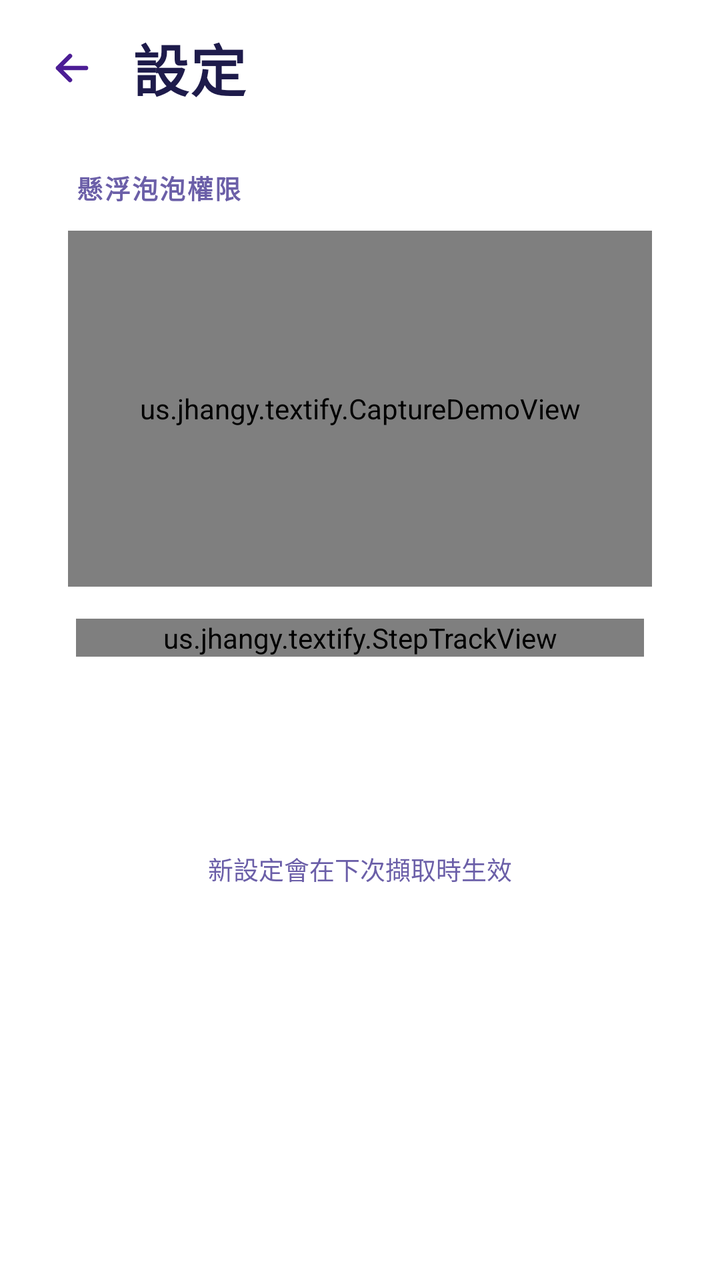
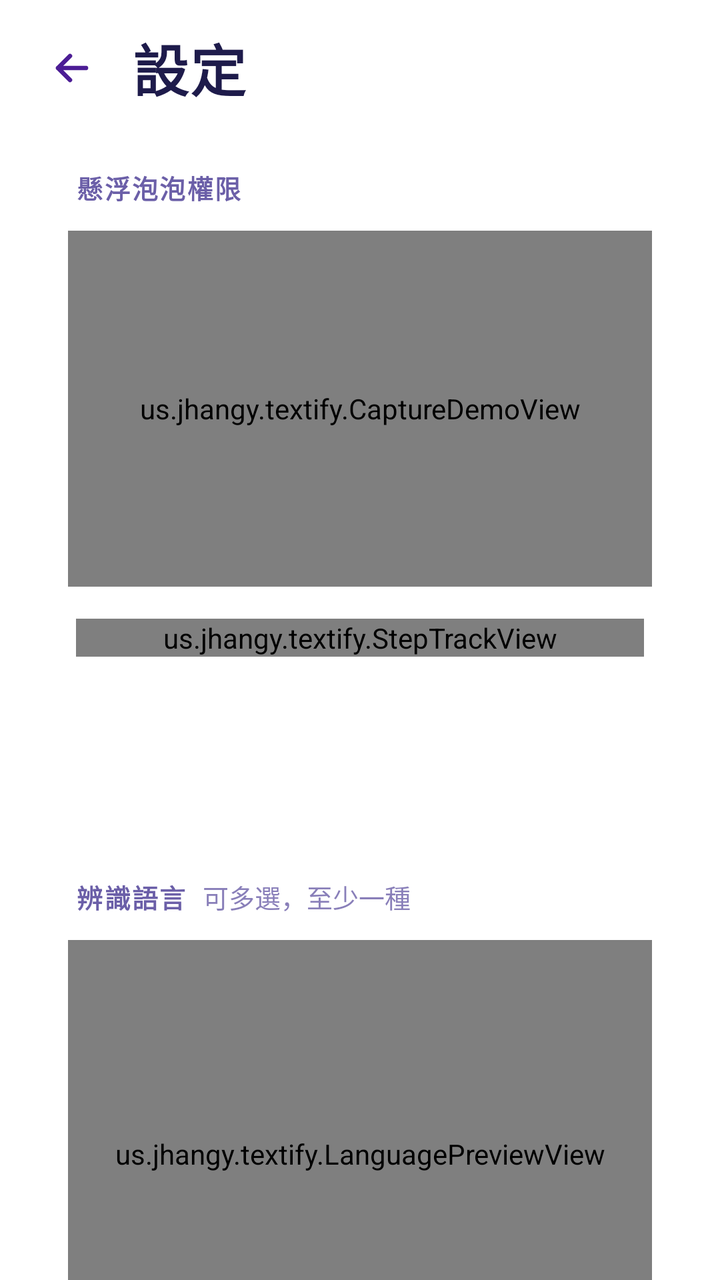

Two renders of the same Android screen: before a commit and after it. Below are the layout's source before the change and the commit's diff.
<!-- AndroidManifest.xml: activity theme Theme.Textify.Translucent -->
<!-- res/layout/activity_settings.xml -->
<?xml version="1.0" encoding="utf-8"?>
<FrameLayout xmlns:android="http://schemas.android.com/apk/res/android"
    xmlns:app="http://schemas.android.com/apk/res-auto"
    android:id="@+id/root"
    android:layout_width="match_parent"
    android:layout_height="match_parent">

    <LinearLayout
        android:id="@+id/content"
        android:layout_width="match_parent"
        android:layout_height="match_parent"
        android:orientation="vertical">

        
        <LinearLayout
            android:layout_width="match_parent" android:layout_height="wrap_content"
            android:gravity="center_vertical" android:orientation="horizontal"
            android:paddingStart="12dp" android:paddingTop="10dp" android:paddingEnd="12dp" android:paddingBottom="4dp">
            <FrameLayout
                android:id="@+id/back"
                android:layout_width="48dp" android:layout_height="48dp"
                android:clickable="true" android:focusable="true"
                android:contentDescription="@string/settings_back">
                <ImageView android:layout_width="24dp" android:layout_height="24dp" android:layout_gravity="center"
                    android:importantForAccessibility="no" android:src="@drawable/ic_back" />
            </FrameLayout>
            <TextView
                android:layout_width="wrap_content" android:layout_height="wrap_content"
                android:layout_marginStart="6dp"
                android:letterSpacing="0.02" android:text="@string/settings_title"
                android:textColor="#1E1B4B" android:textSize="28sp" android:textStyle="bold" />
        </LinearLayout>

        <ScrollView
            android:id="@+id/scroll"
            android:layout_width="match_parent" android:layout_height="0dp" android:layout_weight="1"
            android:clipChildren="false" android:clipToPadding="false"
            android:scrollbars="none">
            
            <LinearLayout
                android:id="@+id/body"
                android:layout_width="match_parent" android:layout_height="wrap_content"
                android:clipChildren="false" android:clipToPadding="false"
                android:orientation="vertical"
                android:paddingStart="18dp" android:paddingTop="6dp" android:paddingEnd="18dp" android:paddingBottom="28dp">

                
                <LinearLayout
                    android:id="@+id/permCard"
                    android:layout_width="match_parent" android:layout_height="wrap_content"
                    android:clipChildren="false" android:clipToPadding="false"
                    android:orientation="vertical"
                    android:paddingStart="16dp" android:paddingTop="16dp" android:paddingEnd="16dp" android:paddingBottom="18dp">

                    <TextView
                        android:layout_width="wrap_content" android:layout_height="wrap_content"
                        android:layout_marginStart="4dp" android:layout_marginEnd="4dp" android:layout_marginBottom="12dp"
                        android:letterSpacing="0.06" android:text="@string/perm_section"
                        android:textColor="#6B5FA8" android:textSize="13sp" android:textStyle="bold" />

                    <us.jhangy.textify.CaptureDemoView
                        android:id="@+id/demo"
                        android:layout_width="match_parent" android:layout_height="178dp"
                        android:importantForAccessibility="noHideDescendants">
                        <LinearLayout
                            android:tag="demoScreen"
                            android:layout_width="176dp" android:layout_height="200dp"
                            android:layout_gravity="top|center_horizontal" android:layout_marginTop="18dp"
                            android:orientation="vertical">
                            <LinearLayout
                                android:layout_width="match_parent" android:layout_height="30dp"
                                android:background="#FFFFFF" android:gravity="center_vertical" android:orientation="horizontal"
                                android:paddingStart="8dp" android:paddingEnd="8dp">
                                <View android:tag="avatar" android:layout_width="16dp" android:layout_height="16dp" />
                                <TextView android:layout_width="wrap_content" android:layout_height="wrap_content"
                                    android:layout_marginStart="6dp" android:text="@string/demo_header"
                                    android:textColor="#1D2330" android:textSize="10sp" android:textStyle="bold" />
                            </LinearLayout>
                            
                            <LinearLayout
                                android:layout_width="match_parent" android:layout_height="wrap_content"
                                android:orientation="vertical" android:padding="8dp">
                                <TextView android:tag="line"
                                    android:layout_width="wrap_content" android:layout_height="wrap_content"
                                    android:maxWidth="138dp" android:paddingStart="7dp" android:paddingTop="4dp" android:paddingEnd="7dp" android:paddingBottom="4dp"
                                    android:text="@string/demo_line_1" android:textSize="9.5sp" app:lineHeight="13.8sp" />
                                <TextView android:tag="line"
                                    android:layout_width="wrap_content" android:layout_height="wrap_content" android:layout_marginTop="6dp"
                                    android:maxWidth="138dp" android:paddingStart="7dp" android:paddingTop="4dp" android:paddingEnd="7dp" android:paddingBottom="4dp"
                                    android:text="@string/demo_line_2" android:textSize="9.5sp" app:lineHeight="13.8sp" />
                                <TextView android:tag="line_me"
                                    android:layout_width="wrap_content" android:layout_height="wrap_content" android:layout_marginTop="6dp"
                                    android:layout_gravity="end"
                                    android:maxWidth="138dp" android:paddingStart="7dp" android:paddingTop="4dp" android:paddingEnd="7dp" android:paddingBottom="4dp"
                                    android:text="@string/demo_line_3" android:textSize="9.5sp" app:lineHeight="13.8sp" />
                                <TextView android:tag="line"
                                    android:layout_width="wrap_content" android:layout_height="wrap_content" android:layout_marginTop="6dp"
                                    android:maxWidth="138dp" android:paddingStart="7dp" android:paddingTop="4dp" android:paddingEnd="7dp" android:paddingBottom="4dp"
                                    android:text="@string/demo_line_4" android:textSize="9.5sp" app:lineHeight="13.8sp" />
                                <TextView android:tag="line_me"
                                    android:layout_width="wrap_content" android:layout_height="wrap_content" android:layout_marginTop="6dp"
                                    android:layout_gravity="end"
                                    android:maxWidth="138dp" android:paddingStart="7dp" android:paddingTop="4dp" android:paddingEnd="7dp" android:paddingBottom="4dp"
                                    android:text="@string/demo_line_6" android:textSize="9.5sp" app:lineHeight="13.8sp" />
                            </LinearLayout>
                        </LinearLayout>
                        <TextView
                            android:tag="demoChip"
                            android:layout_width="wrap_content" android:layout_height="wrap_content"
                            android:layout_gravity="center"
                            android:paddingStart="14dp" android:paddingTop="8dp" android:paddingEnd="14dp" android:paddingBottom="8dp"
                            android:singleLine="true" android:text="@string/demo_chip"
                            android:textColor="#9A3412" android:textSize="12.5sp" android:textStyle="bold" />
                    </us.jhangy.textify.CaptureDemoView>

                    <us.jhangy.textify.StepTrackView
                        android:id="@+id/track"
                        android:layout_width="match_parent" android:layout_height="wrap_content"
                        android:layout_marginStart="4dp" android:layout_marginTop="16dp" android:layout_marginEnd="4dp" />

                    
                    <TextView
                        android:id="@+id/statusTitle"
                        android:layout_width="match_parent" android:layout_height="wrap_content"
                        android:layout_marginStart="4dp" android:layout_marginTop="14dp" android:layout_marginEnd="4dp"
                        android:textColor="#1E1B4B" android:textSize="19sp" android:textStyle="bold" />
                    <TextView
                        android:id="@+id/statusText"
                        android:layout_width="match_parent" android:layout_height="wrap_content"
                        android:layout_marginStart="4dp" android:layout_marginTop="3dp" android:layout_marginEnd="4dp"
                        android:textColor="#6B5FA8" android:textSize="13sp" app:lineHeight="20.2sp" />

                    <TextView
                        android:id="@+id/cta"
                        android:layout_width="match_parent" android:layout_height="52dp"
                        android:layout_marginTop="14dp" android:gravity="center"
                        android:text="@string/perm_cta" android:textColor="#FFFFFF" android:textSize="16sp" android:textStyle="bold"
                        android:visibility="gone" />

                    
                    <LinearLayout
                        android:id="@+id/switchRow"
                        android:layout_width="match_parent" android:layout_height="wrap_content"
                        android:layout_marginTop="12dp"
                        android:clickable="true" android:focusable="true"
                        android:gravity="center_vertical" android:orientation="horizontal"
                        android:paddingStart="16dp" android:paddingTop="10dp" android:paddingEnd="10dp" android:paddingBottom="10dp"
                        android:visibility="gone">
                        <TextView
                            android:layout_width="0dp" android:layout_height="wrap_content" android:layout_weight="1"
                            android:layout_marginEnd="12dp" android:text="@string/perm_switch"
                            android:textColor="#1E1B4B" android:textSize="14.5sp" android:textStyle="bold" />
                        <FrameLayout
                            android:id="@+id/switchTrack"
                            android:layout_width="52dp" android:layout_height="32dp"
                            android:clipChildren="false" android:importantForAccessibility="no">
                            
                            <View android:id="@+id/switchThumb"
                                android:layout_width="24dp" android:layout_height="24dp"
                                android:layout_gravity="center_vertical|start" android:layout_marginStart="24dp" />
                        </FrameLayout>
                    </LinearLayout>
                </LinearLayout>

                

                <TextView
                    android:layout_width="match_parent" android:layout_height="wrap_content"
                    android:layout_marginTop="18dp" android:gravity="center"
                    android:text="@string/settings_foot" android:textColor="#6B5FA8" android:textSize="12.5sp" />
            </LinearLayout>
        </ScrollView>
    </LinearLayout>
</FrameLayout>
<!-- resources referenced by this layout -->
<resources>
  <!-- drawable ic_back (drawable) -->
  <?xml version="1.0" encoding="utf-8"?>
  <vector xmlns:android="http://schemas.android.com/apk/res/android"
      android:width="24dp" android:height="24dp"
      android:viewportWidth="24" android:viewportHeight="24"
      android:autoMirrored="true">
      <path
          android:pathData="M19,12H5M11,6l-6,6 6,6"
          android:fillColor="#00000000"
          android:strokeColor="#4C1D95"
          android:strokeWidth="2.2"
          android:strokeLineCap="round"
          android:strokeLineJoin="round" />
  </vector>
  <string name="demo_chip">沒有權限，泡泡無法出現</string>
  <string name="demo_header">設計小組</string>
  <string name="demo_line_1">下週的 workshop 資料好了嗎？</string>
  <string name="demo_line_2">地點：松仁路 100 號 12F</string>
  <string name="demo_line_3">好，晚點傳 slides 給大家</string>
  <string name="demo_line_4">Wi-Fi：Textify-2026</string>
  <string name="demo_line_6">收到，謝謝！</string>
  <string name="perm_cta">開啟顯示權限</string>
  <string name="perm_section">懸浮泡泡權限</string>
  <string name="perm_switch">允許顯示在其他應用程式上層</string>
  <string name="settings_back">返回</string>
  <string name="settings_foot">新設定會在下次擷取時生效</string>
  <string name="settings_title">設定</string>
  <style name="Theme.Textify.Translucent">
          <item name="android:windowIsTranslucent">true</item>
          <item name="android:windowBackground">@android:color/transparent</item>
          <item name="android:windowAnimationStyle">@null</item>
          <item name="android:windowDisablePreview">true</item>
          <item name="android:windowNoTitle">true</item>
      </style>
</resources>

<!-- the commit's change to res/layout/activity_settings.xml (unified diff, before → after) -->
@@ -162,7 +162,175 @@
                     </LinearLayout>
                 </LinearLayout>
 
-                
+                <LinearLayout
+                    android:id="@+id/langCard"
+                    android:layout_width="match_parent" android:layout_height="wrap_content"
+                    android:layout_marginTop="16dp"
+                    android:clipChildren="false" android:clipToPadding="false"
+                    android:orientation="vertical"
+                    android:paddingStart="16dp" android:paddingTop="16dp" android:paddingEnd="16dp" android:paddingBottom="18dp">
+
+                    
+                    <LinearLayout
+                        android:layout_width="wrap_content" android:layout_height="wrap_content"
+                        android:layout_marginStart="4dp" android:layout_marginEnd="4dp" android:layout_marginBottom="12dp"
+                        android:orientation="horizontal">
+                        <TextView android:layout_width="wrap_content" android:layout_height="wrap_content"
+                            android:letterSpacing="0.06" android:text="@string/lang_section"
+                            android:textColor="#6B5FA8" android:textSize="13sp" android:textStyle="bold" />
+                        <TextView android:layout_width="wrap_content" android:layout_height="wrap_content"
+                            android:layout_marginStart="8dp" android:alpha="0.8" android:text="@string/lang_section_hint"
+                            android:textColor="#6B5FA8" android:textSize="13sp" />
+                    </LinearLayout>
+
+                    <us.jhangy.textify.LanguagePreviewView
+                        android:id="@+id/preview"
+                        android:layout_width="match_parent" android:layout_height="214dp"
+                        android:padding="10dp" android:clipChildren="false" android:clipToPadding="false"
+                        android:importantForAccessibility="noHideDescendants">
+                        
+                        <LinearLayout
+                            android:tag="previewShot"
+                            android:layout_width="match_parent" android:layout_height="match_parent"
+                            android:orientation="vertical"
+                            android:paddingStart="12dp" android:paddingTop="10dp" android:paddingEnd="12dp">
+                            <LinearLayout android:layout_width="wrap_content" android:layout_height="wrap_content"
+                                android:gravity="center_vertical" android:orientation="horizontal">
+                                <View android:tag="avatar" android:layout_width="24dp" android:layout_height="24dp" />
+                                <TextView android:layout_width="wrap_content" android:layout_height="wrap_content"
+                                    android:layout_marginStart="8dp" android:text="@string/preview_header"
+                                    android:textColor="#1D2330" android:textSize="12.5sp" android:textStyle="bold" />
+                            </LinearLayout>
+                            
+                            <FrameLayout android:tag="zh"
+                                android:layout_width="wrap_content" android:layout_height="wrap_content" android:layout_marginTop="8dp"
+                                android:layout_gravity="start" android:clipChildren="false"
+                                android:paddingStart="10dp" android:paddingTop="5dp" android:paddingEnd="10dp" android:paddingBottom="5dp">
+                                <TextView android:tag="text" android:layout_width="wrap_content" android:layout_height="wrap_content"
+                                    android:text="@string/preview_zh" android:textColor="#1D2330" android:textSize="13sp" app:lineHeight="17.6sp" />
+                                <TextView android:tag="tag" android:layout_width="wrap_content" android:layout_height="wrap_content"
+                                    android:paddingStart="6dp" android:paddingTop="1dp" android:paddingEnd="6dp" android:paddingBottom="1dp"
+                                    android:text="@string/tag_zh" android:textColor="#7C3AED" android:textSize="9.5sp" android:textStyle="bold" />
+                            </FrameLayout>
+                            <FrameLayout android:tag="en"
+                                android:layout_width="wrap_content" android:layout_height="wrap_content" android:layout_marginTop="8dp"
+                                android:layout_gravity="end" android:clipChildren="false"
+                                android:paddingStart="10dp" android:paddingTop="5dp" android:paddingEnd="10dp" android:paddingBottom="5dp">
+                                <TextView android:tag="text" android:layout_width="wrap_content" android:layout_height="wrap_content"
+                                    android:text="@string/preview_en" android:textColor="#1D2330" android:textSize="13sp" app:lineHeight="17.6sp" />
+                                <TextView android:tag="tag" android:layout_width="wrap_content" android:layout_height="wrap_content"
+                                    android:paddingStart="6dp" android:paddingTop="1dp" android:paddingEnd="6dp" android:paddingBottom="1dp"
+                                    android:text="@string/tag_en" android:textColor="#7C3AED" android:textSize="9.5sp" android:textStyle="bold" />
+                            </FrameLayout>
+                            <FrameLayout android:tag="ja"
+                                android:layout_width="wrap_content" android:layout_height="wrap_content" android:layout_marginTop="8dp"
+                                android:layout_gravity="start" android:clipChildren="false"
+                                android:paddingStart="10dp" android:paddingTop="5dp" android:paddingEnd="10dp" android:paddingBottom="5dp">
+                                <TextView android:tag="text" android:layout_width="wrap_content" android:layout_height="wrap_content"
+                                    android:text="@string/preview_ja" android:textColor="#1D2330" android:textSize="13sp" app:lineHeight="17.6sp" />
+                                <TextView android:tag="tag" android:layout_width="wrap_content" android:layout_height="wrap_content"
+                                    android:paddingStart="6dp" android:paddingTop="1dp" android:paddingEnd="6dp" android:paddingBottom="1dp"
+                                    android:text="@string/tag_ja" android:textColor="#7C3AED" android:textSize="9.5sp" android:textStyle="bold" />
+                            </FrameLayout>
+                            <FrameLayout android:tag="ko"
+                                android:layout_width="wrap_content" android:layout_height="wrap_content" android:layout_marginTop="8dp"
+                                android:layout_gravity="end" android:clipChildren="false"
+                                android:paddingStart="10dp" android:paddingTop="5dp" android:paddingEnd="10dp" android:paddingBottom="5dp">
+                                <TextView android:tag="text" android:layout_width="wrap_content" android:layout_height="wrap_content"
+                                    android:text="@string/preview_ko" android:textColor="#1D2330" android:textSize="13sp" app:lineHeight="17.6sp" />
+                                <TextView android:tag="tag" android:layout_width="wrap_content" android:layout_height="wrap_content"
+                                    android:paddingStart="6dp" android:paddingTop="1dp" android:paddingEnd="6dp" android:paddingBottom="1dp"
+                                    android:text="@string/tag_ko" android:textColor="#7C3AED" android:textSize="9.5sp" android:textStyle="bold" />
+                            </FrameLayout>
+                        </LinearLayout>
+                    </us.jhangy.textify.LanguagePreviewView>
+
+                    
+                    <LinearLayout
+                        android:layout_width="match_parent" android:layout_height="wrap_content"
+                        android:layout_marginTop="14dp" android:clipChildren="false" android:orientation="horizontal">
+                        <us.jhangy.textify.LanguageToggleView
+                            android:id="@+id/toggleZh"
+                            android:layout_width="0dp" android:layout_height="78dp" android:layout_weight="1"
+                            android:clickable="true" android:focusable="true">
+                            <LinearLayout android:layout_width="wrap_content" android:layout_height="wrap_content"
+                                android:layout_gravity="center" android:gravity="center_horizontal" android:orientation="vertical">
+                                <TextView android:tag="glyph" android:layout_width="wrap_content" android:layout_height="wrap_content"
+                                    android:text="@string/lang_zh" android:textSize="20sp" android:textStyle="bold" />
+                                <TextView android:tag="sub" android:layout_width="wrap_content" android:layout_height="wrap_content"
+                                    android:layout_marginTop="2dp" android:text="@string/lang_zh_sub" android:textSize="11.5sp" android:textStyle="bold" />
+                            </LinearLayout>
+                        </us.jhangy.textify.LanguageToggleView>
+                        <us.jhangy.textify.LanguageToggleView
+                            android:id="@+id/toggleJa"
+                            android:layout_width="0dp" android:layout_height="78dp" android:layout_weight="1"
+                            android:layout_marginStart="10dp"
+                            android:clickable="true" android:focusable="true">
+                            <LinearLayout android:layout_width="wrap_content" android:layout_height="wrap_content"
+                                android:layout_gravity="center" android:gravity="center_horizontal" android:orientation="vertical">
+                                <TextView android:tag="glyph" android:layout_width="wrap_content" android:layout_height="wrap_content"
+                                    android:text="@string/lang_ja" android:textSize="20sp" android:textStyle="bold" />
+                                <TextView android:tag="sub" android:layout_width="wrap_content" android:layout_height="wrap_content"
+                                    android:layout_marginTop="2dp" android:text="@string/lang_ja_sub" android:textSize="11.5sp" android:textStyle="bold" />
+                            </LinearLayout>
+                        </us.jhangy.textify.LanguageToggleView>
+                        <us.jhangy.textify.LanguageToggleView
+                            android:id="@+id/toggleKo"
+                            android:layout_width="0dp" android:layout_height="78dp" android:layout_weight="1"
+                            android:layout_marginStart="10dp"
+                            android:clickable="true" android:focusable="true">
+                            <LinearLayout android:layout_width="wrap_content" android:layout_height="wrap_content"
+                                android:layout_gravity="center" android:gravity="center_horizontal" android:orientation="vertical">
+                                <TextView android:tag="glyph" android:layout_width="wrap_content" android:layout_height="wrap_content"
+                                    android:text="@string/lang_ko" android:textSize="20sp" android:textStyle="bold" />
+                                <TextView android:tag="sub" android:layout_width="wrap_content" android:layout_height="wrap_content"
+                                    android:layout_marginTop="2dp" android:text="@string/lang_ko_sub" android:textSize="11.5sp" android:textStyle="bold" />
+                            </LinearLayout>
+                        </us.jhangy.textify.LanguageToggleView>
+                    </LinearLayout>
+
+                    
+                    <FrameLayout
+                        android:id="@+id/notice"
+                        android:layout_width="match_parent" android:layout_height="54dp" android:clipChildren="false">
+                        <TextView android:id="@+id/noteRest"
+                            android:layout_width="match_parent" android:layout_height="wrap_content"
+                            android:layout_marginStart="4dp" android:layout_marginTop="16dp" android:layout_marginEnd="4dp"
+                            android:text="@string/lang_latin_note" android:textColor="#6B5FA8" android:textSize="12.5sp" />
+                        <LinearLayout android:id="@+id/noteBlock"
+                            android:layout_width="match_parent" android:layout_height="wrap_content"
+                            android:layout_marginTop="8dp" android:alpha="0" android:translationY="-8dp"
+                            android:orientation="horizontal"
+                            android:paddingStart="14dp" android:paddingTop="10dp" android:paddingEnd="14dp" android:paddingBottom="10dp">
+                            <View android:id="@+id/noteBar" android:layout_width="6dp" android:layout_height="match_parent" />
+                            <TextView android:layout_width="0dp" android:layout_height="wrap_content" android:layout_weight="1"
+                                android:layout_marginStart="10dp" android:text="@string/lang_block"
+                                android:textColor="#1E1B4B" android:textSize="13sp" android:textStyle="bold" />
+                        </LinearLayout>
+                    </FrameLayout>
+
+                    
+                    <LinearLayout
+                        android:id="@+id/timeline"
+                        android:layout_width="match_parent" android:layout_height="wrap_content"
+                        android:orientation="vertical"
+                        android:paddingStart="14dp" android:paddingTop="14dp" android:paddingEnd="14dp" android:paddingBottom="12dp">
+                        <LinearLayout android:layout_width="match_parent" android:layout_height="wrap_content" android:orientation="horizontal">
+                            <TextView android:layout_width="0dp" android:layout_height="wrap_content" android:layout_weight="1"
+                                android:text="@string/speed_label" android:textColor="#6B5FA8" android:textSize="13sp" android:textStyle="bold" />
+                            <TextView android:id="@+id/speedValue" android:layout_width="wrap_content" android:layout_height="wrap_content"
+                                android:textColor="#4C1D95" android:textSize="17sp" android:textStyle="bold" />
+                        </LinearLayout>
+                        <us.jhangy.textify.SpeedLanesView
+                            android:id="@+id/lanes"
+                            android:layout_width="match_parent" android:layout_height="wrap_content"
+                            android:layout_marginTop="10dp" android:layout_marginBottom="6dp" />
+                        
+                        <TextView android:id="@+id/speedDesc"
+                            android:layout_width="match_parent" android:layout_height="wrap_content"
+                            android:textColor="#B31E1B4B" android:textSize="12.5sp" app:lineHeight="19.4sp" />
+                    </LinearLayout>
+                </LinearLayout>
 
                 <TextView
                     android:layout_width="match_parent" android:layout_height="wrap_content"
<!-- resource entries referenced after the edit -->
@@ -21,12 +21,32 @@
   <string name="demo_line_3">好，晚點傳 slides 給大家</string>
   <string name="demo_line_4">Wi-Fi：Textify-2026</string>
   <string name="demo_line_6">收到，謝謝！</string>
+  <string name="lang_block">至少保留一種語言，才能辨識畫面上的文字</string>
+  <string name="lang_ja">日本語</string>
+  <string name="lang_ja_sub">日文</string>
+  <string name="lang_ko">한국어</string>
+  <string name="lang_ko_sub">韓文</string>
+  <string name="lang_latin_note">英文 ABC 在任何一種語言下都能辨識</string>
+  <string name="lang_section">辨識語言</string>
+  <string name="lang_section_hint">可多選，至少一種</string>
+  <string name="lang_zh">中文</string>
+  <string name="lang_zh_sub">繁體 · 简体</string>
   <string name="perm_cta">開啟顯示權限</string>
   <string name="perm_section">懸浮泡泡權限</string>
   <string name="perm_switch">允許顯示在其他應用程式上層</string>
+  <string name="preview_en">Flight JL 802 · Gate 34B</string>
+  <string name="preview_header">旅行群組</string>
+  <string name="preview_ja">東京駅 八重洲口で待ち合わせ</string>
+  <string name="preview_ko">감사합니다, 내일 봐요!</string>
+  <string name="preview_zh">週五下午三點在車站集合</string>
   <string name="settings_back">返回</string>
   <string name="settings_foot">新設定會在下次擷取時生效</string>
   <string name="settings_title">設定</string>
+  <string name="speed_label">辨識時間</string>
+  <string name="tag_en">ABC</string>
+  <string name="tag_ja">日</string>
+  <string name="tag_ko">韓</string>
+  <string name="tag_zh">中</string>
   <style name="Theme.Textify.Translucent">
           <item name="android:windowIsTranslucent">true</item>
           <item name="android:windowBackground">@android:color/transparent</item>
